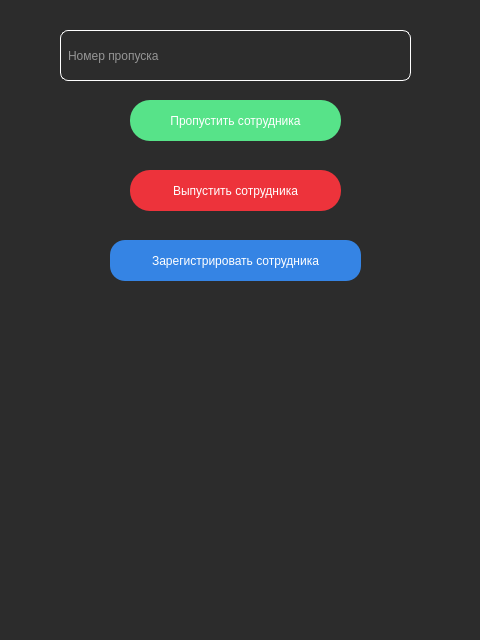
Qt form main_window.ui (raison-collab/MiigaikYAPCardsZachetPyQt) before a commit.
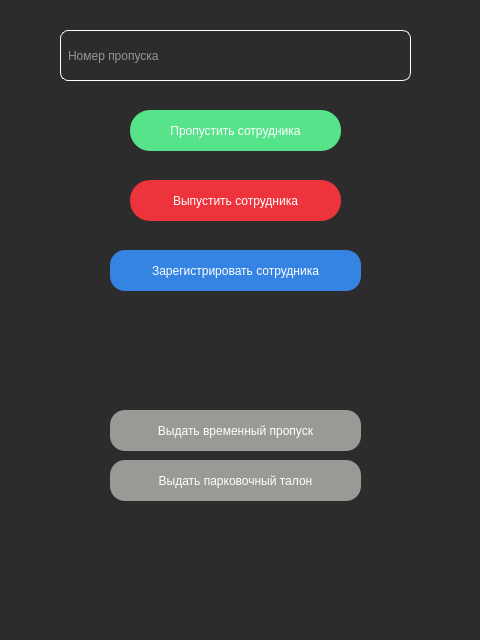
The same form after that commit.

Commit message: version 1.0.2 connect new window

```diff
--- a/main_window.ui
+++ b/main_window.ui
@@ -21,7 +21,7 @@
     <property name="geometry">
      <rect>
       <x>110</x>
-      <y>240</y>
+      <y>250</y>
       <width>251</width>
       <height>41</height>
      </rect>
@@ -59,7 +59,7 @@
     <property name="geometry">
      <rect>
       <x>130</x>
-      <y>100</y>
+      <y>110</y>
       <width>211</width>
       <height>41</height>
      </rect>
@@ -78,7 +78,7 @@
     <property name="geometry">
      <rect>
       <x>130</x>
-      <y>170</y>
+      <y>180</y>
       <width>211</width>
       <height>41</height>
      </rect>
@@ -93,6 +93,44 @@
      <string>Выпустить сотрудника</string>
     </property>
    </widget>
+   <widget class="QPushButton" name="temp_card_button">
+    <property name="geometry">
+     <rect>
+      <x>110</x>
+      <y>410</y>
+      <width>251</width>
+      <height>41</height>
+     </rect>
+    </property>
+    <property name="styleSheet">
+     <string notr="true">color: #fff;
+background-color: rgb(154, 153, 150);
+border-radius: 15px;
+</string>
+    </property>
+    <property name="text">
+     <string>Выдать временный пропуск</string>
+    </property>
+   </widget>
+   <widget class="QPushButton" name="parcking_ticket">
+    <property name="geometry">
+     <rect>
+      <x>110</x>
+      <y>460</y>
+      <width>251</width>
+      <height>41</height>
+     </rect>
+    </property>
+    <property name="styleSheet">
+     <string notr="true">color: rgb(255, 255, 255);
+border-radius: 15px;
+background-color: rgb(154, 153, 150);
+</string>
+    </property>
+    <property name="text">
+     <string>Выдать парковочный талон</string>
+    </property>
+   </widget>
   </widget>
  </widget>
  <resources/>
```
The commit also changes 3 other files.
